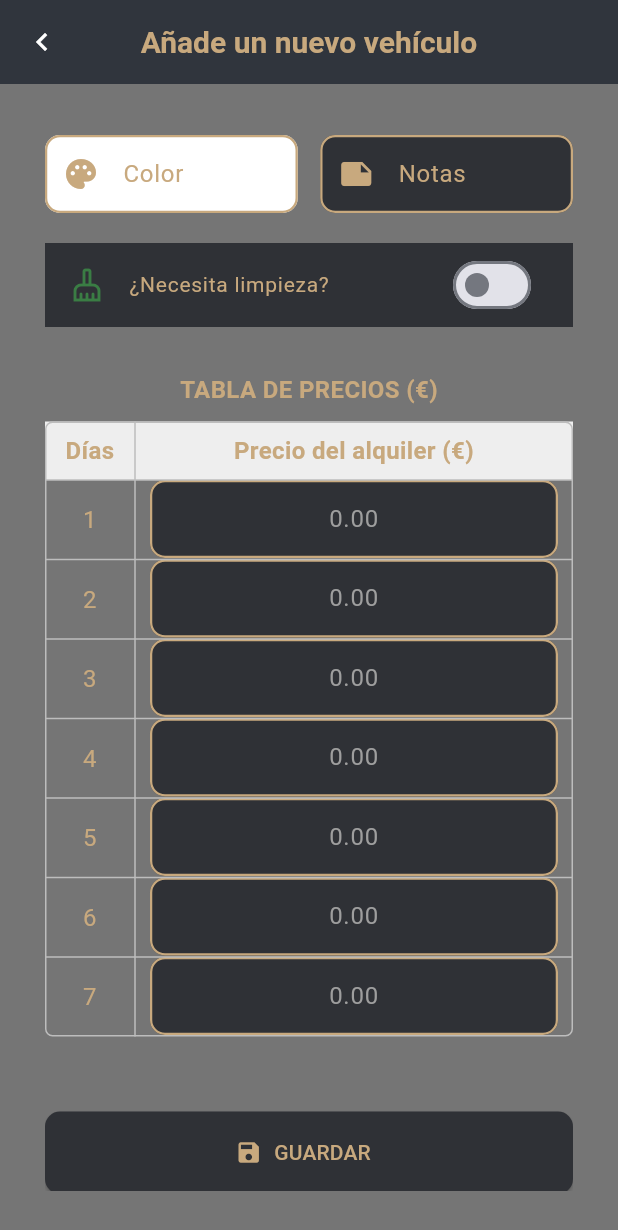
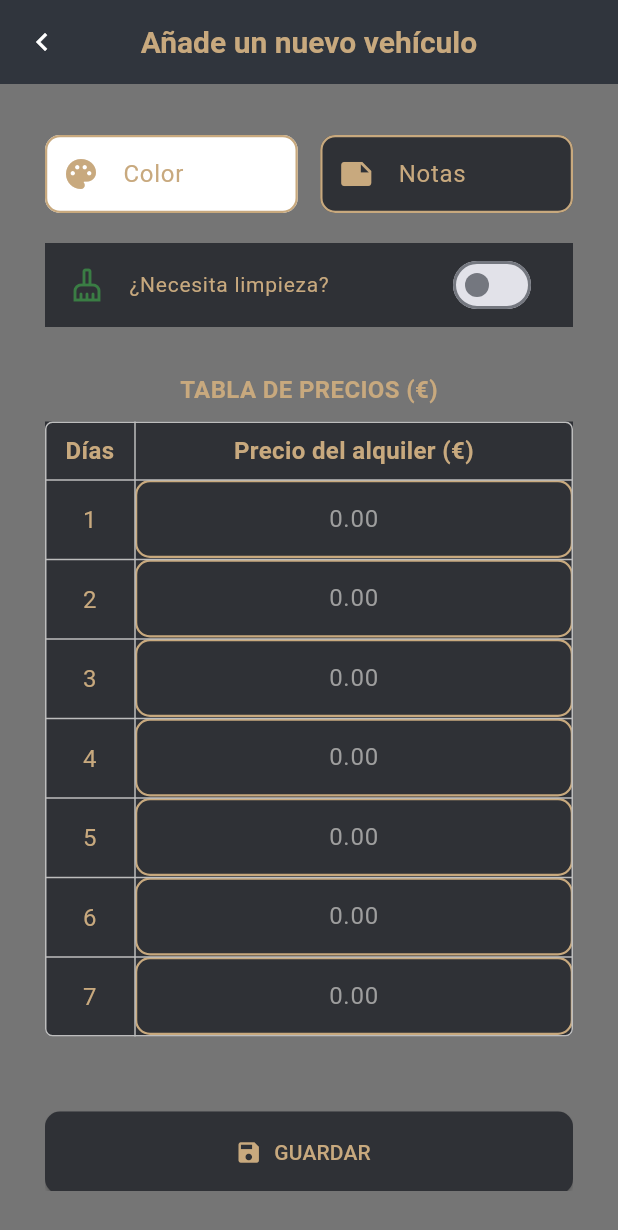
Before and after one commit to javiniieves/rebooty_repair, a Flutter app: the PantallaAnyadirVehiculos screen opened by its route, scrolled down 576 dp, on a phone screen of 412 x 824 dp. Shown: the top 1230 px of the screen. Run offline on Flutter 3.47's test engine with Material 3 defaults, Android fonts, the phone set to English and light mode, and no system bars; our stand-ins replace email_validator, file_picker, flutter_colorpicker, image_picker, intl_phone_field and 4 more; missing offline and left inert: dart:ffi; accounts and stored records are empty.

Commit message:
modificacion de estilos

```diff
--- a/lib/DataBaseHelper.dart
+++ b/lib/DataBaseHelper.dart
@@ -43,7 +43,7 @@ class DatabaseHelper {
       cantidad_combustible INTEGER,
       fecha_proxima_itv TEXT,
       necesita_limpieza INTEGER,
-      precio REAL
+      precios REAL
     )
     ''');
 
--- a/lib/screens/anyadir/anyadir_vehiculos.dart
+++ b/lib/screens/anyadir/anyadir_vehiculos.dart
@@ -484,12 +484,17 @@ class _PantallaAnyadirVehiculosState extends State<PantallaAnyadirVehiculos> {
                 // TABLA DE PRECIOS POR DÍAS (TIPO EXCEL)
                 const Text("TABLA DE PRECIOS (€)", style: TextStyle(fontWeight: FontWeight.bold)),
                 const SizedBox(height: 10),
-                Table(
+                Container(
+                  decoration: BoxDecoration(
+                    color: Theme.of(context).primaryColor, // color de fondo general
+                    borderRadius: BorderRadius.circular(5),
+                  ),
+                  child: Table(
                     border: TableBorder.all(color: Colors.grey.shade400, borderRadius: BorderRadius.circular(5)),
                     columnWidths: const { 0: FixedColumnWidth(60) },
                     children: [
                       TableRow(
-                      decoration: BoxDecoration(color: Colors.grey.shade200),
+                        decoration: BoxDecoration(color: Theme.of(context).colorScheme.primary),
                         children: const [
                           Padding(padding: EdgeInsets.all(8.0), child: Text("Días", textAlign: TextAlign.center, style: TextStyle(fontWeight: FontWeight.bold))),
                           Padding(padding: EdgeInsets.all(8.0), child: Text("Precio del alquiler (€)", textAlign: TextAlign.center, style: TextStyle(fontWeight: FontWeight.bold))),
@@ -499,9 +504,7 @@ class _PantallaAnyadirVehiculosState extends State<PantallaAnyadirVehiculos> {
                         return TableRow(
                           children: [
                             Padding(padding: const EdgeInsets.symmetric(vertical: 15), child: Text("${index + 1}", textAlign: TextAlign.center)),
-                          Padding(
-                            padding: const EdgeInsets.symmetric(horizontal: 10),
-                            child: TextFormField(
+                            TextFormField(
                               controller: _preciosTableControllers[index],
                               keyboardType: const TextInputType.numberWithOptions(decimal: true),
                               inputFormatters: [FilteringTextInputFormatter.allow(RegExp(r'^\d*\.?\d*'))],
@@ -509,11 +512,11 @@ class _PantallaAnyadirVehiculosState extends State<PantallaAnyadirVehiculos> {
                               decoration: const InputDecoration(border: InputBorder.none, hintText: "0.00"),
                               validator: (value) => (value == null || value.isEmpty) ? "Indique precio" : null,
                             ),
-                          ),
                           ],
                         );
                       }),
                     ],
+                  ),
                 ),
 
                 const SizedBox(height: 50),
```
Also changed, not shown: lib/screens/detalles/detalles_alquiler.dart (+4 -10 lines), lib/screens/detalles/detalles_vehiculo.dart (+4 -3 lines). Lines whose indentation alone changed are shown as unchanged.
